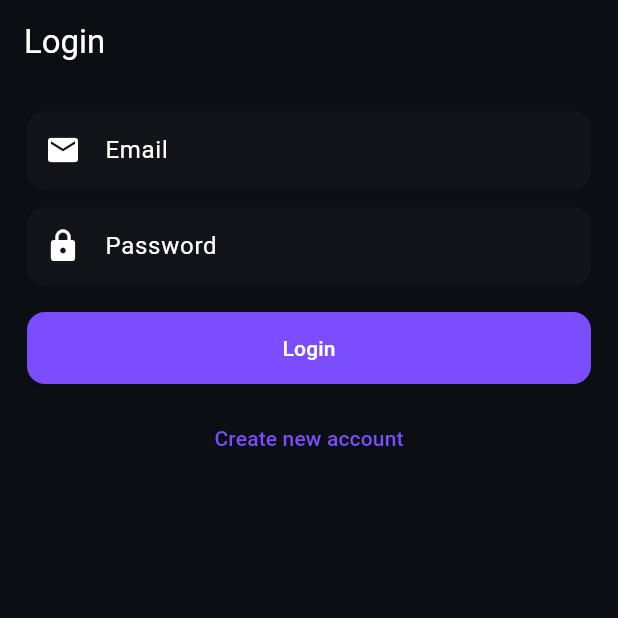
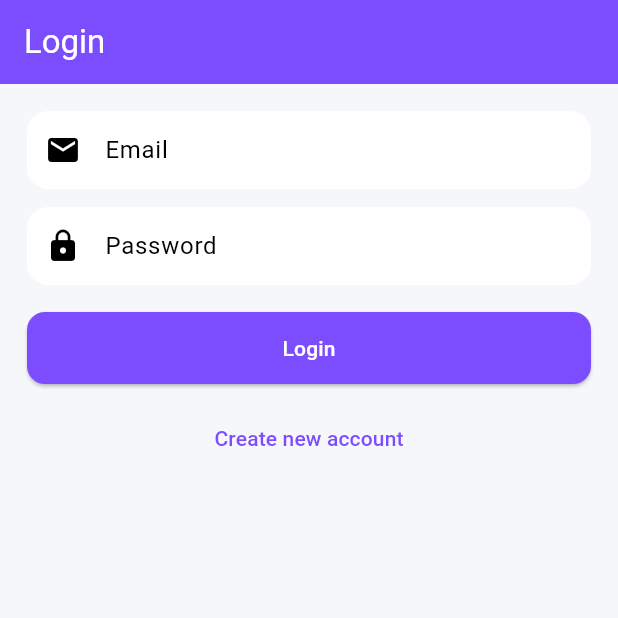
Before and after one commit to DarshanaRanasinghe/hyper-racing-mobile, a Flutter app: the screen it shows after launch, on a phone screen of 412 x 824 dp, the top half of it. Run offline on Flutter 3.47's test engine with Material 3 defaults, Android fonts, the phone set to English and light mode, and no system bars; our stand-ins replace cloud_firestore, firebase_auth, firebase_core; accounts and stored records are empty.

Commit message:
Refactor UI theme to implement light mode and enhance chat interface with improved message handling and user visibility features

```diff
--- a/lib/main.dart
+++ b/lib/main.dart
@@ -25,7 +25,7 @@ class HyperRacingApp extends StatelessWidget {
     return MaterialApp(
       title: 'Hyper Racing',
       debugShowCheckedModeBanner: false,
-      theme: AppTheme.darkTheme,
+      theme: AppTheme.lightTheme,
 
       // ✅ If user already logged in -> go to chat home
       // ✅ If not -> go to login
--- a/lib/src/screens/login_screen.dart
+++ b/lib/src/screens/login_screen.dart
@@ -4,7 +4,6 @@ import '../widgets/input_field.dart';
 import '../widgets/primary_button.dart';
 import '../services/auth_service.dart';
 import 'register_screen.dart';
-import 'home_screen.dart';
 
 class LoginScreen extends StatefulWidget {
   static const routeName = '/';
--- a/lib/src/theme.dart
+++ b/lib/src/theme.dart
@@ -1,24 +1,35 @@
 import 'package:flutter/material.dart';
 
 class AppColors {
-  static const Color background = Color(0xFF0B0E13);
-  static const Color card = Color(0xFF12141A);
+  // ✅ Light UI (white)
+  static const Color background = Color(0xFFF6F7FB); // soft white
+  static const Color card = Color(0xFFFFFFFF);
 
+  // ✅ keep your purple theme
   static const Color purple = Color(0xFF7C4DFF);
   static const Color purpleAccent = Color(0xFFB388FF);
+
+  // Text colors for light UI
+  static const Color text = Color(0xFF111827);
+  static const Color subtext = Color(0xFF6B7280);
+
+  // Bubble colors (light)
+  static const Color bubbleMe = Color(0xFFE7DDFF);
+  static const Color bubbleOther = Color(0xFFF1F3F7);
 }
 
 class AppTheme {
-  static final ThemeData darkTheme = ThemeData(
-    brightness: Brightness.dark,
+  static final ThemeData lightTheme = ThemeData(
+    brightness: Brightness.light,
     scaffoldBackgroundColor: AppColors.background,
 
     appBarTheme: const AppBarTheme(
-      backgroundColor: Colors.transparent,
+      backgroundColor: AppColors.purple,
+      foregroundColor: Colors.white,
       elevation: 0,
     ),
 
-    colorScheme: const ColorScheme.dark(
+    colorScheme: const ColorScheme.light(
       primary: AppColors.purple,
       secondary: AppColors.purpleAccent,
       surface: AppColors.card,
@@ -27,12 +38,17 @@ class AppTheme {
 
     inputDecorationTheme: InputDecorationTheme(
       filled: true,
-      fillColor: AppColors.card,
+      fillColor: Colors.white,
       border: OutlineInputBorder(
-        borderRadius: BorderRadius.circular(12),
+        borderRadius: BorderRadius.circular(14),
         borderSide: BorderSide.none,
       ),
       contentPadding: const EdgeInsets.symmetric(vertical: 14, horizontal: 16),
+    ),
+
+    listTileTheme: const ListTileThemeData(
+      iconColor: AppColors.subtext,
+      textColor: AppColors.text,
     ),
 
     elevatedButtonTheme: ElevatedButtonThemeData(
```
Also changed, not shown: lib/src/screens/chat_home_screen.dart (+27 -16 lines), lib/src/screens/chat_screen.dart (+84 -40 lines), lib/src/services/chat_service.dart (+20 -0 lines).
